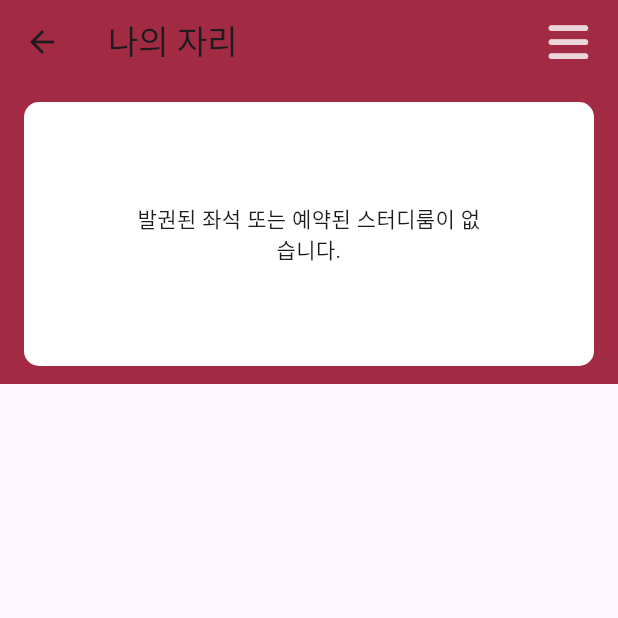
After one commit to min429/space, a Flutter app: the NoMySeatWidget screen opened directly, on a phone screen of 412 x 824 dp, the top half of it. The commit adds this screen. Run offline on Flutter 3.47's test engine with Material 3 defaults, Android fonts, the phone set to English and light mode, and no system bars; our stand-ins replace firebase_core, firebase_messaging, flutter_animate, font_awesome_flutter, google_fonts; missing offline and left inert: dart:ffi, flutterflow_ui, styled_divider; accounts and stored records are empty; statements that could not run were skipped.

Commit message:
실사용자 예약, 자리없는 페이지

```diff
--- a/odlm_app/lib/login.dart
+++ b/odlm_app/lib/login.dart
@@ -13,6 +13,7 @@ import 'setting.dart';
 import 'my_seat.dart';
 import 'mypage.dart';
 import 'reservation.dart';
+import 'no_my_seat.dart';
 
 void main() async {
   WidgetsFlutterBinding.ensureInitialized();  // Flutter 바인딩 초기화
--- /dev/null
+++ b/odlm_app/lib/no_my_seat.dart
@@ -0,0 +1,173 @@
+import 'package:flutterflow_ui/flutterflow_ui.dart';
+import 'package:flutter/material.dart';
+import 'package:font_awesome_flutter/font_awesome_flutter.dart';
+import 'package:google_fonts/google_fonts.dart';
+import 'package:provider/provider.dart';
+
+import 'package:flutter/material.dart';
+import 'package:font_awesome_flutter/font_awesome_flutter.dart';
+import 'package:google_fonts/google_fonts.dart';
+import 'package:provider/provider.dart';
+
+
+
+class NoMySeatWidget extends StatefulWidget {
+  const NoMySeatWidget({super.key});
+
+  @override
+  State<NoMySeatWidget> createState() => _NoMySeatWidgetState();
+}
+
+class _NoMySeatWidgetState extends State<NoMySeatWidget> {
+  late NoMySeatModel _model;
+
+  final scaffoldKey = GlobalKey<ScaffoldState>();
+
+  @override
+  void initState() {
+    super.initState();
+    _model = createModel(context, () => NoMySeatModel());
+  }
+
+  @override
+  void dispose() {
+    _model.dispose();
+
+    super.dispose();
+  }
+
+  @override
+  Widget build(BuildContext context) {
+    return GestureDetector(
+      onTap: () => _model.unfocusNode.canRequestFocus
+          ? FocusScope.of(context).requestFocus(_model.unfocusNode)
+          : FocusScope.of(context).unfocus(),
+      child: Scaffold(
+        key: scaffoldKey,
+        backgroundColor: FlutterFlowTheme.of(context).secondaryBackground,
+        appBar: AppBar(
+          backgroundColor: Color(0xE1960F29),
+          automaticallyImplyLeading: true,
+          title: Row(
+            mainAxisSize: MainAxisSize.max,
+            children: [
+              Text(
+                '나의 자리',
+                textAlign: TextAlign.start,
+                style: FlutterFlowTheme.of(context).headlineLarge.override(
+                  fontFamily: 'Outfit',
+                  color: Colors.white,
+                  fontSize: 25,
+                  letterSpacing: 0,
+                ),
+              ),
+            ],
+          ),
+          actions: [
+            Align(
+              alignment: AlignmentDirectional(0, 0),
+              child: Padding(
+                padding: EdgeInsetsDirectional.fromSTEB(0, 0, 20, 0),
+                child: FaIcon(
+                  FontAwesomeIcons.bars,
+                  color: Color(0xCEFFFFFF),
+                  size: 30,
+                ),
+              ),
+            ),
+          ],
+          centerTitle: true,
+          elevation: 0,
+        ),
+        body: SafeArea(
+          top: true,
+          child: SingleChildScrollView(
+            child: Column(
+              mainAxisSize: MainAxisSize.max,
+              crossAxisAlignment: CrossAxisAlignment.start,
+              children: [
+                Stack(
+                  children: [
+                    Align(
+                      alignment: AlignmentDirectional(0, 0),
+                      child: Container(
+                        width: double.infinity,
+                        height: 200,
+                        decoration: BoxDecoration(
+                          color: Color(0xE1960F29),
+                          borderRadius: BorderRadius.only(
+                            bottomLeft: Radius.circular(0),
+                            bottomRight: Radius.circular(0),
+                            topLeft: Radius.circular(0),
+                            topRight: Radius.circular(0),
+                          ),
+                          shape: BoxShape.rectangle,
+                        ),
+                        child: Row(
+                          mainAxisSize: MainAxisSize.max,
+                          children: [
+                            Expanded(
+                              flex: 3,
+                              child: Padding(
+                                padding: EdgeInsetsDirectional.fromSTEB(
+                                    16, 12, 16, 12),
+                                child: Container(
+                                  width: double.infinity,
+                                  height: double.infinity,
+                                  decoration: BoxDecoration(
+                                    color: Colors.white,
+                                    borderRadius: BorderRadius.circular(10),
+                                  ),
+                                  child: Align(
+                                    alignment: AlignmentDirectional(0, 0),
+                                    child: Padding(
+                                      padding: EdgeInsetsDirectional.fromSTEB(
+                                          70, 0, 70, 0),
+                                      child: Text(
+                                        '발권된 좌석 또는 예약된 스터디룸이 없습니다.',
+                                        textAlign: TextAlign.center,
+                                        style: FlutterFlowTheme.of(context)
+                                            .bodyMedium
+                                            .override(
+                                          fontFamily: 'Readex Pro',
+                                          color:
+                                          FlutterFlowTheme.of(context)
+                                              .secondaryText,
+                                          fontSize: 20,
+                                          letterSpacing: 0,
+                                          fontWeight: FontWeight.normal,
+                                        ),
+                                      ),
+                                    ),
+                                  ),
+                                ),
+                              ),
+                            ),
+                          ],
+                        ),
+                      ),
+                    ),
+                  ],
+                ),
+              ],
+            ),
+          ),
+        ),
+      ),
+    );
+  }
+}
+
+class NoMySeatModel extends FlutterFlowModel<NoMySeatWidget> {
+  ///  State fields for stateful widgets in this page.
+
+  final unfocusNode = FocusNode();
+
+  @override
+  void initState(BuildContext context) {}
+
+  @override
+  void dispose() {
+    unfocusNode.dispose();
+  }
+}
--- a/odlm_app/lib/reservation.dart
+++ b/odlm_app/lib/reservation.dart
@@ -2,7 +2,7 @@ import 'dart:convert';
 import 'package:flutter/material.dart';
 import 'package:flutterflow_ui/flutterflow_ui.dart';
 import 'package:http/http.dart' as http;
-import 'package:odlm_app/globals.dart';
+import 'globals.dart';
 
 // 좌석 정보 받는 dto 정의
 class SeatDto {
@@ -36,10 +36,18 @@ class ReserveRequestDto {
   }
 }
 
-// 예약 다이얼로그를 표시하고 서버에 요청을 보내는 함수
 void _showReservationDialog(BuildContext context, int seatNumber) {
-  // 사용자 ID와 좌석 ID 생성 (임의의 값 사용)
-  int userId = 1;
+  // 전역 변수로 선언된 userId를 사용하여 사용자 ID를 가져옵니다.
+  int? currentUserID = userId;
+  print(currentUserID);
+  // 만약 userId가 null이면 다이얼로그를 표시하지 않고 함수를 종료합니다.
+  if (currentUserID == null) {
+    print('User ID is null');
+    return;
+  }
+  print(currentUserID);
+
+  // 좌석 ID는 함수 매개변수로 받은 값 사용
   int seatId = seatNumber;
 
   showDialog(
@@ -69,7 +77,7 @@ void _showReservationDialog(BuildContext context, int seatNumber) {
             ),
             onPressed: () {
               // 예약 요청 데이터 생성
-              ReserveRequestDto requestData = ReserveRequestDto(seatId, userId);
+              ReserveRequestDto requestData = ReserveRequestDto(seatId, currentUserID);
               // 예약 요청 함수 호출
               _sendReservationRequest(requestData);
               Navigator.of(context).pop(); // 다이얼로그 닫기
```
